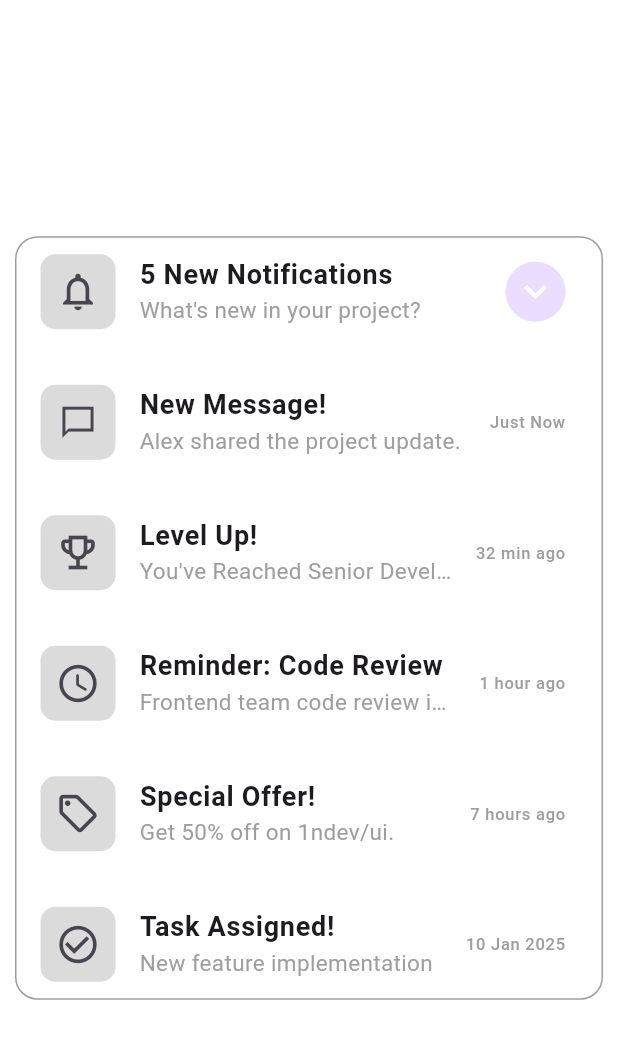
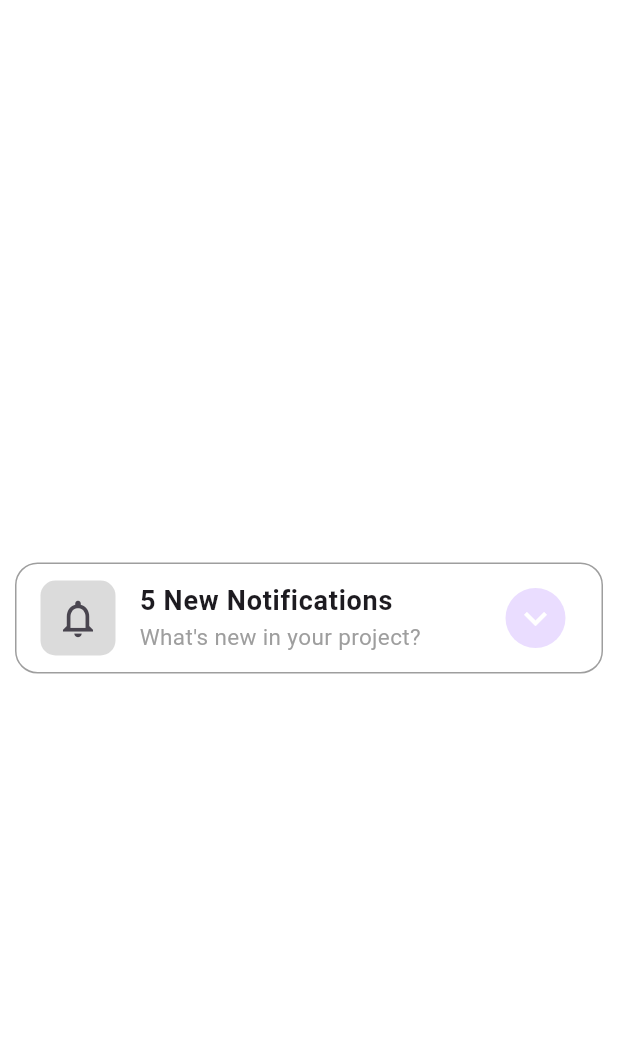
Before and after one commit to iddotahotantcha/notification_ui, a Flutter app: the screen it shows after launch, on a phone screen of 412 x 824 dp. Shown: the top 1039 px of the screen. Run offline on Flutter 3.47's test engine with Material 3 defaults, Android fonts, the phone set to English and light mode, and no system bars.

Commit message:
Implémentation de l'animation pour les notifications

```diff
--- a/lib/notification.dart
+++ b/lib/notification.dart
@@ -7,7 +7,10 @@ class NotificationScreen extends StatefulWidget {
   State<NotificationScreen> createState() => _NotificationScreenState();
 }
 
-class _NotificationScreenState extends State<NotificationScreen> {
+class _NotificationScreenState extends State<NotificationScreen>
+    with SingleTickerProviderStateMixin {
+  bool isExpanded = false;
+
   @override
   Widget build(BuildContext context) {
     return Scaffold(
@@ -33,193 +36,87 @@ class _NotificationScreenState extends State<NotificationScreen> {
                         width: 50.0,
                         decoration: BoxDecoration(
                           color: const Color.fromARGB(255, 219, 219, 219),
-                            borderRadius: BorderRadius.circular(10.0)),
-                        child: Icon(
+                          borderRadius: BorderRadius.circular(10.0),
+                        ),
+                        child: const Icon(
                           Icons.notifications_none,
                           size: 30.0,
                         ),
                       ),
-                      title: Text(
+                      title: const Text(
                         "5 New Notifications",
-                        style:
-                            TextStyle(fontSize: 18.0, fontWeight: FontWeight.bold),
+                        style: TextStyle(
+                          fontSize: 18.0,
+                          fontWeight: FontWeight.bold,
                         ),
-                      subtitle: Text(
+                      ),
+                      subtitle: const Text(
                         "What's new in your project?",
                         style: TextStyle(
                           color: Colors.grey,
                           fontSize: 15.0,
                         ),
                       ),
-                      trailing: CircleAvatar(
+                      trailing: InkWell(
+                        onTap: () {
+                          setState(() {
+                            isExpanded = !isExpanded;
+                          });
+                        },
+                        child: CircleAvatar(
                           child: Icon(
-                          Icons.keyboard_arrow_down,
+                            isExpanded
+                                ? Icons.keyboard_arrow_up
+                                : Icons.keyboard_arrow_down,
                             color: Colors.white,
                             size: 30.0,
                           ),
                         ),
                       ),
-                    SizedBox(height: 15.0),
-                    ListTile(
-                      leading: Container(
-                        height: 50.0,
-                        width: 50.0,
-                        decoration: BoxDecoration(
+                    ),
+                    AnimatedSize(
+                      duration: const Duration(milliseconds: 300),
+                      curve: Curves.easeInOut,
+                      child: isExpanded
+                          ? Column(
+                              children: [
+                                Divider(
                                   color: const Color.fromARGB(255, 219, 219, 219),
-                            borderRadius: BorderRadius.circular(10.0)),
-                        child: Icon(
-                          Icons.messenger_outline_sharp,
-                          size: 25.0,
                                 ),
+                                _buildNotificationTile(
+                                  icon: Icons.messenger_outline_sharp,
+                                  title: "New Message!",
+                                  subtitle: "Alex shared the project update.",
+                                  trailing: "Just Now",
                                 ),
-                      title: Text(
-                        "New Message!",
-                        style:
-                            TextStyle(fontSize: 18.0, fontWeight: FontWeight.bold),
+                                _buildNotificationTile(
+                                  icon: Icons.emoji_events_outlined,
+                                  title: "Level Up!",
+                                  subtitle: "You've Reached Senior Developer",
+                                  trailing: "32 min ago",
                                 ),
-                      subtitle: Text(
-                        "Alex shared the project update.",
-                        style: TextStyle(
-                          color: Colors.grey,
-                          fontSize: 15.0,
+                                _buildNotificationTile(
+                                  icon: Icons.access_time_rounded,
+                                  title: "Reminder: Code Review",
+                                  subtitle:
+                                      "Frontend team code review in 15 min",
+                                  trailing: "1 hour ago",
                                 ),
+                                _buildNotificationTile(
+                                  icon: Icons.local_offer_outlined,
+                                  title: "Special Offer!",
+                                  subtitle: "Get 50% off on 1ndev/ui.",
+                                  trailing: "7 hours ago",
                                 ),
-                      trailing: Text(
-                        "Just Now",
-                        style: TextStyle(
-                          color: Colors.grey,
+                                _buildNotificationTile(
+                                  icon: Icons.check_circle_outline,
+                                  title: "Task Assigned!",
+                                  subtitle: "New feature implementation",
+                                  trailing: "10 Jan 2025",
                                 ),
-                      ),
-                    ),
-                    SizedBox(height: 15.0),
-                    ListTile(
-                      leading: Container(
-                        height: 50.0,
-                        width: 50.0,
-                        decoration: BoxDecoration(
-                            color: const Color.fromARGB(255, 219, 219, 219),
-                            borderRadius: BorderRadius.circular(10.0)),
-                        child: Icon(
-                          Icons.emoji_events_outlined,
-                          size: 30.0,
-                        ),
-                      ),
-                      title: Text(
-                        "Level Up!",
-                        style:
-                            TextStyle(fontSize: 18.0, fontWeight: FontWeight.bold),
-                      ),
-                      subtitle: Text(
-                        "You've Reached Senior Developper",
-                        style: TextStyle(
-                          color: Colors.grey,
-                          fontSize: 15.0,
-                          overflow: TextOverflow.ellipsis,
-                        ),
-                      ),
-                      trailing: Text(
-                        "32 min ago",
-                        style: TextStyle(
-                          color: Colors.grey,
-                        ),
-                      ),
-                    ),
-                    SizedBox(height: 15.0),
-                    ListTile(
-                      leading: Container(
-                        height: 50.0,
-                        width: 50.0,
-                        decoration: BoxDecoration(
-                            color: const Color.fromARGB(255, 219, 219, 219),
-                            borderRadius: BorderRadius.circular(10.0)),
-                        child: Icon(
-                          Icons.access_time_rounded,
-                          size: 30.0,
-                        ),
-                      ),
-                      title: Text(
-                        "Reminder: Code Review",
-                        style:
-                            TextStyle(fontSize: 18.0, fontWeight: FontWeight.bold),
-                      ),
-                      subtitle: Text(
-                        "Frontend team code review in 15 min",
-                        style: TextStyle(
-                          color: Colors.grey,
-                          fontSize: 15.0,
-                          overflow: TextOverflow.ellipsis,
-                        ),
-                      ),
-                      trailing: Text(
-                        "1 hour ago",
-                        style: TextStyle(
-                          color: Colors.grey,
-                        ),
-                      ),
-                    ),
-                    SizedBox(height: 15.0),
-                    ListTile(
-                      leading: Container(
-                        height: 50.0,
-                        width: 50.0,
-                        decoration: BoxDecoration(
-                            color: const Color.fromARGB(255, 219, 219, 219),
-                            borderRadius: BorderRadius.circular(10.0)),
-                        child: Icon(
-                          Icons.local_offer_outlined,
-                          size: 30.0,
-                        ),
-                      ),
-                      title: Text(
-                        "Special Offer!",
-                        style:
-                            TextStyle(fontSize: 18.0, fontWeight: FontWeight.bold),
-                      ),
-                      subtitle: Text(
-                        "Get 50% off on 1ndev/ui.",
-                        style: TextStyle(
-                          color: Colors.grey,
-                          fontSize: 15.0,
-                        ),
-                      ),
-                      trailing: Text(
-                        "7 hours ago",
-                        style: TextStyle(
-                          color: Colors.grey,
-                        ),
-                      ),
-                    ),
-                    SizedBox(height: 15.0),
-                    ListTile(
-                      leading: Container(
-                        height: 50.0,
-                        width: 50.0,
-                        decoration: BoxDecoration(
-                            color: const Color.fromARGB(255, 219, 219, 219),
-                            borderRadius: BorderRadius.circular(10.0)),
-                        child: Icon(
-                          Icons.check_circle_outline,
-                          size: 30.0,
-                        ),
-                      ),
-                      title: Text(
-                        "Task Assigned!",
-                        style:
-                            TextStyle(fontSize: 18.0, fontWeight: FontWeight.bold),
-                      ),
-                      subtitle: Text(
-                        "New feature implementation",
-                        style: TextStyle(
-                          color: Colors.grey,
-                          fontSize: 15.0,
-                        ),
-                      ),
-                      trailing: Text(
-                        "10 Jan 2025",
-                        style: TextStyle(
-                          color: Colors.grey,
-                        ),
-                      ),
+                              ],
+                            )
+                          : Container(),
                     ),
                   ],
                 ),
@@ -230,4 +127,43 @@ class _NotificationScreenState extends State<NotificationScreen> {
       ),
     );
   }
+
+  Widget _buildNotificationTile({
+    required IconData icon,
+    required String title,
+    required String subtitle,
+    required String trailing,
+  }) {
+    return ListTile(
+      leading: Container(
+        height: 50.0,
+        width: 50.0,
+        decoration: BoxDecoration(
+          color: const Color.fromARGB(255, 219, 219, 219),
+          borderRadius: BorderRadius.circular(10.0),
+        ),
+        child: Icon(
+          icon,
+          size: 25.0,
+        ),
+      ),
+      title: Text(
+        title,
+        style: const TextStyle(fontSize: 18.0, fontWeight: FontWeight.bold),
+      ),
+      subtitle: Text(
+        subtitle,
+        style: const TextStyle(
+            color: Colors.grey,
+            fontSize: 15.0,
+            overflow: TextOverflow.ellipsis),
+      ),
+      trailing: Text(
+        trailing,
+        style: const TextStyle(
+          color: Colors.grey,
+        ),
+      ),
+    );
   }
+}
```
Lines whose indentation alone changed are shown as unchanged.
